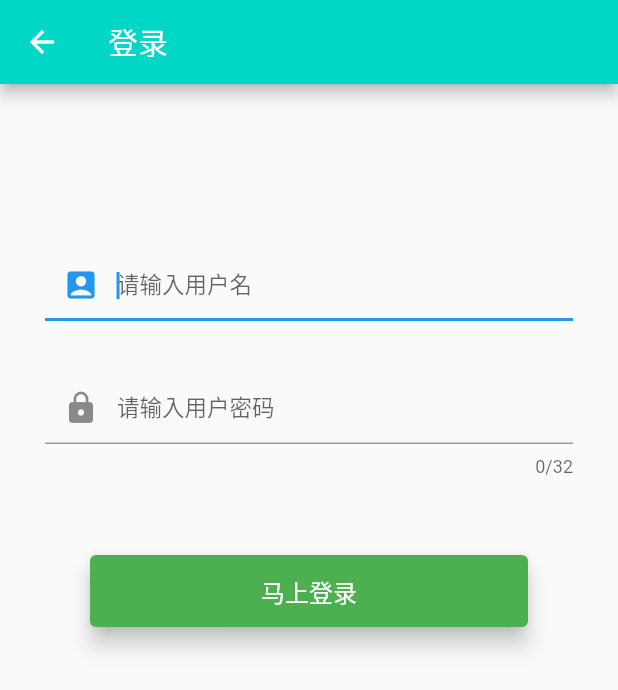
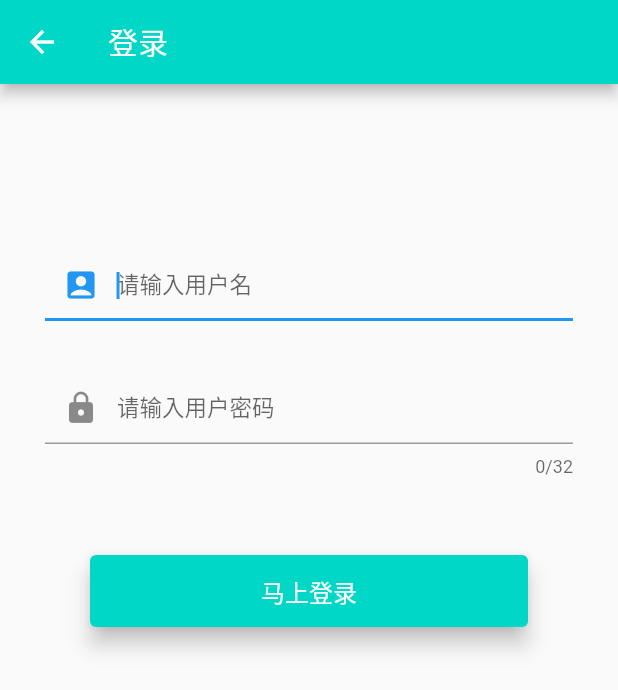
Before and after one commit to zhibuyu/Flutter_Stocks, a Flutter app: the LoginPage screen opened directly, on a phone screen of 412 x 824 dp. Shown: the top 690 px of the screen. Run offline on Flutter 3.47's test engine with Material 2 defaults, Android fonts, the phone set to English and light mode, and no system bars; our stand-ins replace cached_network_image, dio, fluttertoast; missing offline and left inert: flutter_refresh, flutter_webview_plugin, gbk2utf8; generated files the repository leaves out were written again; network calls fail.

Commit message:
登录按钮修改

```diff
--- a/lib/login/LoginPage.dart
+++ b/lib/login/LoginPage.dart
@@ -67,7 +67,7 @@ class _LoginPageState extends State<LoginPage> {
               padding: new EdgeInsets.fromLTRB(leftRightPadding,
                   topBottomPadding, leftRightPadding, topBottomPadding),
               child: new Card(
-                color: Colors.green,
+                color:Color.fromARGB(255, 0, 215, 198),
                 elevation: 6.0,
                 child: new FlatButton(
                     onPressed: () {
```
Also changed, not shown: show_pics/login.jpg, 1 other file.
